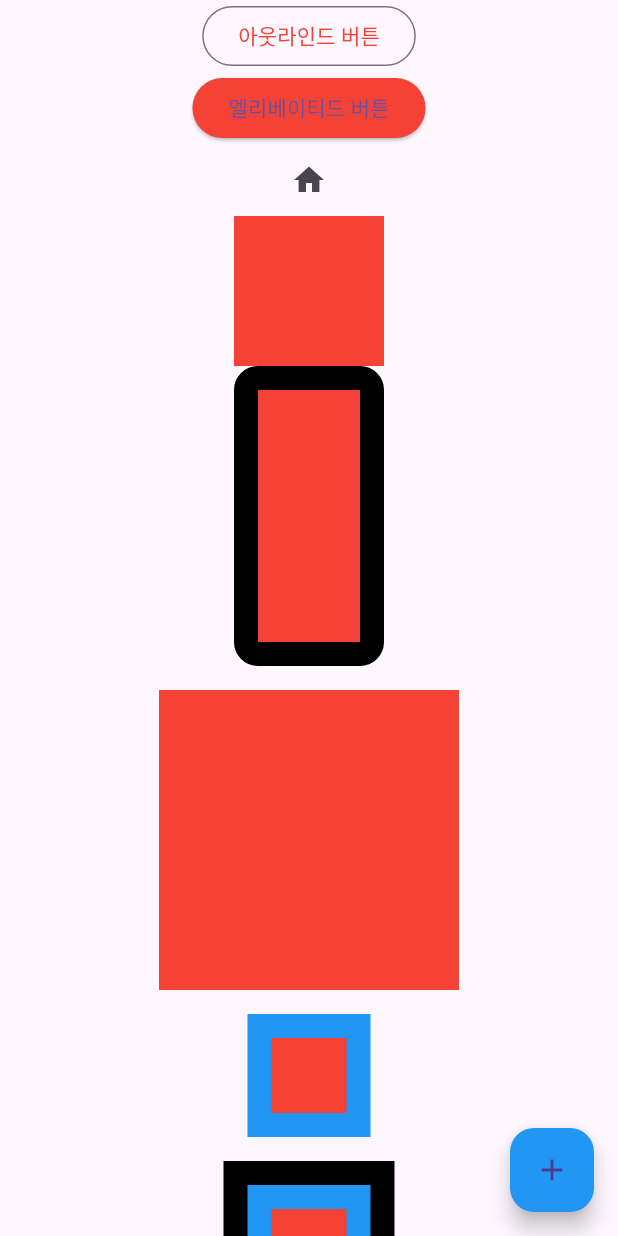
After one commit to tlsdn741621/flutter, a Flutter app: the MaterialHomePage screen opened by its route, after a tap on "샘플 디자인1-중첩리스트", on a phone screen of 412 x 824 dp. The commit adds this screen. Run offline on Flutter 3.47's test engine with Material 3 defaults, Android fonts, the phone set to English and light mode, and no system bars.

Commit message:
251028 1150

```diff
--- a/lib/main.dart
+++ b/lib/main.dart
@@ -17,10 +17,12 @@ void main() {
   // runApp( MyApp() ); // runApp
   // runApp( MySplash2() ); // runApp
   runApp(
-      MultiProvider(
+      MultiProvider( // 다중 프로바이더를 사용하겠다.
         providers: [
+          // 서버로부터 데이터 변경을 감지 하면 -> 화면으로 데이터를 업데이트 한다. ->
           ChangeNotifierProvider(create: (context) => FoodController())
         ],
         child: const MyAppRouting(),)
   );
+
 } // main()
--- /dev/null
+++ b/lib/sample_design/list_of_listview_sample.dart
@@ -0,0 +1,314 @@
+import 'package:flutter/cupertino.dart';
+import 'package:flutter/material.dart';
+
+class Sample3ListOfListView extends StatelessWidget {
+  const Sample3ListOfListView({super.key});
+  ////////////////////////////////////////////
+  void _showSnackBar(BuildContext context) {
+    final snackBar = SnackBar(
+      content: Text('스낵바가 표시되었습니다!!!!!!'),
+
+      // 스낵바 안에 표시할 텍스트
+      duration: Duration(seconds: 3),
+
+      // 스낵바가 화면에 표시되는 시간
+      backgroundColor: Colors.indigo,
+
+      // 배경색 지정
+      behavior: SnackBarBehavior.fixed,
+
+      // fixed 또는 floating 설정 가능
+      elevation: 6.0,
+
+      // 그림자 깊이 (부유 느낌)
+      shape: RoundedRectangleBorder(
+        borderRadius: BorderRadius.circular(8.0), // 모서리 둥글게
+      ),
+
+      action: SnackBarAction(
+        label: '클릭', // 버튼 텍스트
+        textColor: Colors.yellow, // 텍스트 색상
+
+        onPressed: () {
+          // 클릭 이벤트 처리: 예를 들어 로그 출력
+          print('SnackBar의 클릭 액션 실행됨');
+        },
+      ),
+    );
+
+    // ScaffoldMessenger를 통해 현재 context에 SnackBar 표시
+    ScaffoldMessenger.of(context).showSnackBar(snackBar);
+  }
+
+  ////////////////////////////////////////////
+
+  @override
+  Widget build(BuildContext context) {
+    return MaterialApp(
+      //오른쪽 상단의 디버그 화면을 제거
+      debugShowCheckedModeBanner: false,
+      home: Scaffold(
+        // 이 위치에 플로팅 액션 버튼을 위치 하기.
+        floatingActionButton: FloatingActionButton(
+          onPressed: () {
+            // 버튼 클릭 시 실행할 코드
+          },
+          child: Icon(Icons.add),
+          // 버튼 내부 아이콘
+          backgroundColor: Colors.blue,
+          // 배경색
+          tooltip: '추가',
+          // 툴팁 텍스트 (길게 누를 때 표시)
+          elevation: 6.0, // 그림자 깊이
+        ),
+        // floatingActionButtonLocation: FloatingActionButtonLocation.centerTop,
+        body: ListView(
+          children: [
+            Builder(
+              builder: (context) {
+                return Wrap(
+                  alignment: WrapAlignment.center,
+                  children: [
+                    OutlinedButton(
+                      // 클릭 시 실행할 함수
+                      onPressed: () => _showSnackBar(context),
+                      // 버튼 스타일 지정
+                      style: OutlinedButton.styleFrom(
+                        foregroundColor: Colors.red,
+                      ),
+                      // 버튼에 넣을 위젯
+                      child: Text('아웃라인드 버튼'),
+                    ),
+                  ],
+                );
+              },
+            ),
+            Builder(
+              builder: (context) {
+                return Wrap(
+                  alignment: WrapAlignment.center,
+                  children: [
+                    ElevatedButton(
+                      // 클릭 시 실행할 함수
+                      onPressed: () => _showSnackBar(context),
+                      // 버튼 스타일 지정
+                      style: ElevatedButton.styleFrom(
+                        backgroundColor: Colors.red,
+                      ),
+                      // 버튼에 넣을 위젯
+                      child: Text('엘리베이티드 버튼'),
+                    ),
+                  ],
+                );
+              },
+            ),
+            Wrap(
+              alignment: WrapAlignment.center,
+              children: [
+                IconButton(
+                  onPressed: () {},
+                  icon: Icon(
+                    // ① 플러터에서 기본으로 제공하는 아이콘입니다.
+                    // 제공되는 아이콘 목록은 다음 링크에서 확인해볼 수 있습니다.
+                    // https://fonts.google.com/icons
+                    Icons.home,
+                  ),
+                ),
+              ],
+            ),
+            Wrap(
+              alignment: WrapAlignment.center,
+              children: [
+                GestureDetector(
+                  // 한 번 탭했을 때 실행할 함수
+                  // onTap: () {
+                  //   // 출력 결과는 안드로이드 스튜디오의 [Run] 탭에서 확인 가능합니다.
+                  //   print('on tap');
+                  // },
+                  // // 두 번 탭했을 때 실행할 함수
+                  // onDoubleTap: () {
+                  //   print('on double tap');
+                  // },
+                  // // 길게 눌렀을 때 실행할 함수
+                  // onLongPress: () {
+                  //   print('on long press');
+                  // },
+                  onPanStart: (details) {
+                    print('on onPanStart start');
+                  },
+                  onPanUpdate: (details) {
+                    print('onPanUpdate ');
+                  },
+                  onPanEnd: (details) {
+                    print('onPanEnd ');
+                  },
+                  // 제스처를 적용할 위젯
+                  child: Container(
+                    decoration: BoxDecoration(color: Colors.red),
+                    width: 100.0,
+                    height: 100.0,
+                  ),
+                ),
+              ],
+            ),
+            Wrap(
+              alignment: WrapAlignment.center,
+              children: [
+                Container(
+                  // 스타일 적용
+                  decoration: BoxDecoration(
+                    // 배경색 적용
+                    color: Colors.red,
+                    // 테두리 적용
+                    border: Border.all(
+                      // 테두리 굵기
+                      width: 16.0,
+                      // 테두리 색상
+                      color: Colors.black,
+                    ),
+                    // 모서리 둥글게 만들기
+                    borderRadius: BorderRadius.circular(16.0),
+                  ),
+                  // 높이
+                  height: 200.0,
+                  // 너비
+                  width: 100.0,
+                ),
+              ],
+            ),
+            SizedBox(height: 16),
+
+            Wrap(
+              alignment: WrapAlignment.center,
+              children: [
+                SizedBox(
+                  // 높이 지정
+                  height: 200.0,
+                  // 너비 지정
+                  width: 200.0,
+                  // SizedBox는 색상이 없으므로 크기를 확인하는
+                  // 용도로 Container 추가
+                  child: Container(color: Colors.red),
+                ),
+              ],
+            ),
+            SizedBox(height: 16),
+            Wrap(
+              alignment: WrapAlignment.center,
+              children: [
+                Container(
+                  color: Colors.blue,
+                  child: Padding(
+                    // 상하, 좌우로 모두 16픽셀만큼 패딩 적용
+                    padding: EdgeInsets.all(16.0),
+                    child: Container(
+                      color: Colors.red,
+                      width: 50.0,
+                      height: 50.0,
+                    ),
+                  ),
+                ),
+              ],
+            ),
+            SizedBox(height: 16),
+            Wrap(
+              alignment: WrapAlignment.center,
+              children: [
+                Container(
+                  color: Colors.black, // ③ 최상위 검정 컨테이너 (margin이 적용되는 대상)
+                  child: Container(
+                    color: Colors.blue, // ② 중간 파란 컨테이너
+                    // 마진 적용 위치
+                    margin: EdgeInsets.all(16.0),
+
+                    // 패딩 적용
+                    child: Padding(
+                      padding: EdgeInsets.all(16.0),
+
+                      // ① 패딩이 적용된 빨간 컨테이너
+                      child: Container(
+                        color: Colors.red,
+                        width: 50.0,
+                        height: 50.0,
+                      ),
+                    ),
+                  ),
+                ),
+              ],
+            ),
+            SizedBox(height: 16),
+            Row(
+              // 주축 정렬 지정
+              mainAxisAlignment: MainAxisAlignment.spaceEvenly,
+              // 반대축 정렬 지정
+              crossAxisAlignment: CrossAxisAlignment.center,
+              // 넣고 싶은 위젯 입력
+              children: [
+                Container(height: 50.0, width: 50.0, color: Colors.red),
+                // SizedBox는 일반적으로 공백을 생성할 때 사용
+                SizedBox(width: 12.0),
+                Container(height: 50.0, width: 50.0, color: Colors.green),
+                SizedBox(width: 12.0),
+                Container(height: 50.0, width: 50.0, color: Colors.blue),
+              ],
+            ),
+            SizedBox(height: 16),
+            Column(
+              // 주축 정렬 지정
+              mainAxisAlignment: MainAxisAlignment.start,
+              // 반대축 정렬 지정
+              crossAxisAlignment: CrossAxisAlignment.stretch,
+              // 넣고 싶은 위젯 입력
+              children: [
+                Container(height: 50.0, width: 50.0, color: Colors.red),
+                // SizedBox는 일반적으로 공백을 생성할 때 사용
+                SizedBox(height: 12.0), // 공백 추가 (Column이므로 height 사용)
+                Container(height: 50.0, width: 50.0, color: Colors.green),
+                SizedBox(height: 12.0), // 공백 추가
+                Container(height: 50.0, width: 50.0, color: Colors.blue),
+              ],
+            ),
+            SizedBox(height: 30),
+            // 중첩 리스트 뷰
+            // 가로 방향으로 스크롤이 되는 위젯
+            SizedBox(
+              height: 200,
+              child: ListView.builder(
+                scrollDirection: Axis.horizontal,
+                itemCount: 5,
+                itemBuilder: (context, hIndex) {
+                  return Container(
+                    width: 200,
+                    margin: EdgeInsets.all(16),
+                    color: Colors.blueAccent,
+                    alignment: Alignment.center,
+                    child: Text('가로 $hIndex'),
+                  );
+                },
+              ),
+            ),
+            SizedBox(height: 30),
+            // 중첩 리스트 뷰
+            // 가로 방향으로 스크롤이 되는 위젯
+            SizedBox(
+              height: 200,
+              child: ListView.builder(
+                scrollDirection: Axis.horizontal,
+                itemCount: 5,
+                itemBuilder: (context, hIndex) {
+                  return Container(
+                    width: 200,
+                    margin: EdgeInsets.all(16),
+                    color: Colors.redAccent,
+                    alignment: Alignment.center,
+                    child: Text('가로 $hIndex'),
+                  );
+                },
+              ),
+            ),
+          ],
+        ),
+      ),
+    );
+  }
+}
--- /dev/null
+++ b/lib/sample_design/tap_mode_sample2.dart
@@ -0,0 +1,46 @@
+import 'package:flutter/cupertino.dart';
+import 'package:flutter/material.dart';
+
+class MaterialHomePage extends StatefulWidget {
+  @override
+  _MaterialHomePageState createState() => _MaterialHomePageState();
+}
+
+class _MaterialHomePageState extends State<MaterialHomePage> {
+  int _selectedIndex = 0;
+
+  static const List<Widget> _pages = <Widget>[
+    Center(child: Text('홈 페이지')),
+    Center(child: Text('검색')),
+    Center(child: Text('설정')),
+  ];
+
+  void _onItemTapped(int index) {
+    if (index == 0) {
+      // 홈 아이콘 클릭 시 라우트 전환
+      Navigator.pushNamed(context, '/main');
+    } else {
+      setState(() {
+        _selectedIndex = index;
+      });
+    }
+  }
+
+  @override
+  Widget build(BuildContext context) {
+    return Scaffold(
+      appBar: AppBar(title: Text('Material Navigation')),
+      body: _pages[_selectedIndex],
+      bottomNavigationBar: BottomNavigationBar(
+        currentIndex: _selectedIndex,
+        selectedItemColor: Colors.deepPurple,
+        onTap: _onItemTapped,
+        items: const [
+          BottomNavigationBarItem(icon: Icon(Icons.home), label: '홈'),
+          BottomNavigationBarItem(icon: Icon(Icons.search), label: '검색'),
+          BottomNavigationBarItem(icon: Icon(Icons.settings), label: '설정'),
+        ],
+      ),
+    );
+  }
+}
--- a/lib/screen/main_screen.dart
+++ b/lib/screen/main_screen.dart
@@ -13,10 +13,10 @@ class MyMainScreen extends StatelessWidget {
             mainAxisAlignment: MainAxisAlignment.center,
             children: [
               const Center(child: FlutterLogo(size:100),),
-              const SizedBox(height: 16,),
-              ElevatedButton(
+              const SizedBox(height: 16,),     ElevatedButton(
                   onPressed: () => Navigator.pushNamed(context, '/login'),
                   child: const Text('로그인')),
+
               ElevatedButton(
                 //라우팅 2번 째 준비물,
                 onPressed: () => Navigator.pushNamed(context, '/signup'),
@@ -27,6 +27,18 @@ class MyMainScreen extends StatelessWidget {
                 onPressed: () => Navigator.pushNamed(context, '/pdtest'),
                 child: const Text('부산 맛집 공공 데이터'),
               ),
+              ElevatedButton(
+                onPressed: () => Navigator.pushNamed(context, '/sample_design'),
+                child: const Text('샘플 디자인1-중첩리스트'),
+              ),
+              ElevatedButton(
+                onPressed: () => Navigator.pushNamed(context, '/sample_design2'),
+                child: const Text('샘플 디자인2-탭모드'),
+              ),
+              ElevatedButton(
+                onPressed: () => Navigator.pushNamed(context, '/sample_design3'),
+                child: const Text('샘플 디자인3-드로워-네비게이션'),
+              ),
             ],
           )),
     );
--- a/memo/8-플러터_공공데이터-연동작업-프로바이더패턴이용.txt
+++ b/memo/8-플러터_공공데이터-연동작업-프로바이더패턴이용.txt
@@ -132,7 +132,11 @@ Consumer(화면) Provider(컨트롤러) 패턴,
 준비물 2개: 1) 화면, 2) 컨트롤러
 
 공공데이터 오픈 api 서버의  요청 주소, 파라미터 다 포함.
-https://apis.data.go.kr/6260000/FoodService/getFoodKr?serviceKey=ALRX9GpugtvHxcIO%2FiPg1vXIQKi0E6Kk1ns4imt8BLTgdvSlH%2FAKv%2BA1GcGUQgzuzqM3Uv1ZGgpG5erOTDcYRQ%3D%3D&pageNo=1&numOfRows=100&resultType=json
+https://apis.data.go.kr/6260000/FoodService/getFoodKr
+?serviceKey=ALRX9GpugtvHxcIO%2FiPg1vXIQKi0E6Kk1ns4imt8BLTgdvSlH%2FAKv%2BA1GcGUQgzuzqM3Uv1ZGgpG5erOTDcYRQ%3D%3D
+&pageNo=1
+&numOfRows=100
+&resultType=json
 
 데이터 구조
 {
```
Also changed, not shown: lib/sample_design/navigation_mode_sample1.dart (added, +126 -0 lines), lib/screen/my_app_routing.dart (+7 -0 lines).
